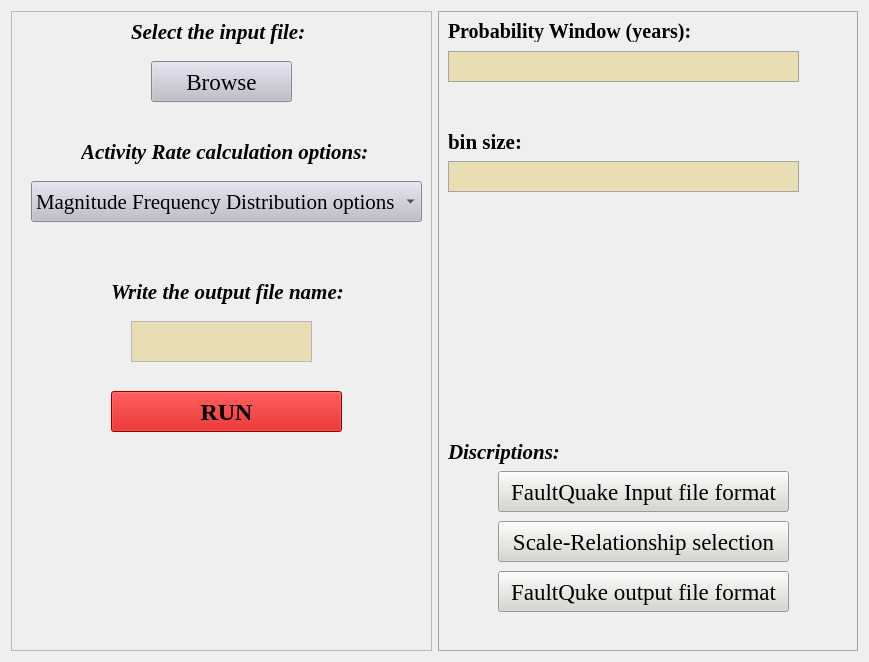
The window that FaultQuake.ui (GeoSignalAnalysis/FaultQuake) describes before a commit, drawn with Qt 5.
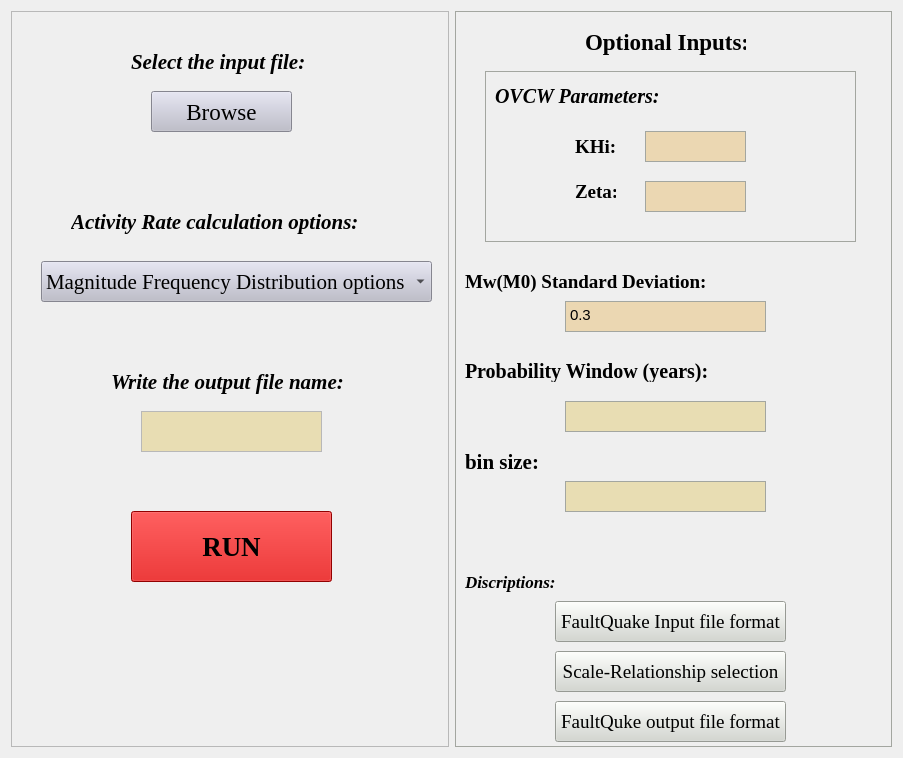
The same window after the commit.

What changed in the file:
```diff
--- a/FaultQuake.ui
+++ b/FaultQuake.ui
@@ -6,8 +6,8 @@
    <rect>
     <x>0</x>
     <y>0</y>
-    <width>869</width>
-    <height>662</height>
+    <width>903</width>
+    <height>758</height>
    </rect>
   </property>
   <property name="windowTitle">
@@ -63,7 +63,7 @@
       <property name="geometry">
        <rect>
         <x>140</x>
-        <y>50</y>
+        <y>80</y>
         <width>141</width>
         <height>41</height>
        </rect>
@@ -525,10 +525,10 @@
      <widget class="QPushButton" name="pushButton_2">
       <property name="geometry">
        <rect>
-        <x>100</x>
-        <y>380</y>
-        <width>231</width>
-        <height>41</height>
+        <x>120</x>
+        <y>500</y>
+        <width>201</width>
+        <height>71</height>
        </rect>
       </property>
       <property name="palette">
@@ -976,7 +976,7 @@
       <property name="font">
        <font>
         <family>Times New Roman</family>
-        <pointsize>18</pointsize>
+        <pointsize>20</pointsize>
         <weight>75</weight>
         <bold>true</bold>
        </font>
@@ -988,8 +988,8 @@
      <widget class="QComboBox" name="comboBox">
       <property name="geometry">
        <rect>
-        <x>20</x>
-        <y>170</y>
+        <x>30</x>
+        <y>250</y>
         <width>391</width>
         <height>41</height>
        </rect>
@@ -1464,8 +1464,8 @@
      <widget class="QLabel" name="label">
       <property name="geometry">
        <rect>
-        <x>70</x>
-        <y>120</y>
+        <x>60</x>
+        <y>190</y>
         <width>291</width>
         <height>41</height>
        </rect>
@@ -1496,7 +1496,7 @@
       <property name="geometry">
        <rect>
         <x>120</x>
-        <y>0</y>
+        <y>30</y>
         <width>181</width>
         <height>41</height>
        </rect>
@@ -1527,7 +1527,7 @@
       <property name="geometry">
        <rect>
         <x>100</x>
-        <y>260</y>
+        <y>350</y>
         <width>241</width>
         <height>41</height>
        </rect>
@@ -1557,8 +1557,8 @@
      <widget class="QTextEdit" name="textEdit">
       <property name="geometry">
        <rect>
-        <x>120</x>
-        <y>310</y>
+        <x>130</x>
+        <y>400</y>
         <width>181</width>
         <height>41</height>
        </rect>
@@ -2084,7 +2084,7 @@
       <property name="geometry">
        <rect>
         <x>10</x>
-        <y>110</y>
+        <y>430</y>
         <width>81</width>
         <height>41</height>
        </rect>
@@ -2115,7 +2115,7 @@
       <property name="geometry">
        <rect>
         <x>10</x>
-        <y>10</y>
+        <y>350</y>
         <width>261</width>
         <height>21</height>
        </rect>
@@ -2146,15 +2146,15 @@
       <property name="geometry">
        <rect>
         <x>10</x>
-        <y>420</y>
-        <width>121</width>
+        <y>550</y>
+        <width>91</width>
         <height>41</height>
        </rect>
       </property>
       <property name="font">
        <font>
         <family>Times New Roman</family>
-        <pointsize>16</pointsize>
+        <pointsize>13</pointsize>
         <weight>75</weight>
         <italic>true</italic>
         <bold>true</bold>
@@ -2176,9 +2176,9 @@
      <widget class="QTextEdit" name="textEdit_3">
       <property name="geometry">
        <rect>
-        <x>10</x>
-        <y>40</y>
-        <width>351</width>
+        <x>110</x>
+        <y>390</y>
+        <width>201</width>
         <height>31</height>
        </rect>
       </property>
@@ -2219,13 +2219,20 @@
         </disabled>
        </palette>
       </property>
+      <property name="html">
+       <string>&lt;!DOCTYPE HTML PUBLIC &quot;-//W3C//DTD HTML 4.0//EN&quot; &quot;http://www.w3.org/TR/REC-html40/strict.dtd&quot;&gt;
+&lt;html&gt;&lt;head&gt;&lt;meta name=&quot;qrichtext&quot; content=&quot;1&quot; /&gt;&lt;style type=&quot;text/css&quot;&gt;
+p, li { white-space: pre-wrap; }
+&lt;/style&gt;&lt;/head&gt;&lt;body style=&quot; font-family:'Ubuntu'; font-size:11pt; font-weight:400; font-style:normal;&quot;&gt;
+&lt;p style=&quot;-qt-paragraph-type:empty; margin-top:0px; margin-bottom:0px; margin-left:0px; margin-right:0px; -qt-block-indent:0; text-indent:0px;&quot;&gt;&lt;br /&gt;&lt;/p&gt;&lt;/body&gt;&lt;/html&gt;</string>
+      </property>
      </widget>
      <widget class="QTextEdit" name="textEdit_4">
       <property name="geometry">
        <rect>
-        <x>10</x>
-        <y>150</y>
-        <width>351</width>
+        <x>110</x>
+        <y>470</y>
+        <width>201</width>
         <height>31</height>
        </rect>
       </property>
@@ -2270,16 +2277,16 @@
      <widget class="QPushButton" name="pushButton_3">
       <property name="geometry">
        <rect>
-        <x>60</x>
-        <y>460</y>
-        <width>291</width>
+        <x>100</x>
+        <y>590</y>
+        <width>231</width>
         <height>41</height>
        </rect>
       </property>
       <property name="font">
        <font>
         <family>Times New Roman</family>
-        <pointsize>17</pointsize>
+        <pointsize>14</pointsize>
         <weight>50</weight>
         <bold>false</bold>
        </font>
@@ -2291,16 +2298,16 @@
      <widget class="QPushButton" name="pushButton_5">
       <property name="geometry">
        <rect>
-        <x>60</x>
-        <y>510</y>
-        <width>291</width>
+        <x>100</x>
+        <y>640</y>
+        <width>231</width>
         <height>41</height>
        </rect>
       </property>
       <property name="font">
        <font>
         <family>Times New Roman</family>
-        <pointsize>17</pointsize>
+        <pointsize>14</pointsize>
         <weight>50</weight>
         <bold>false</bold>
        </font>
@@ -2312,16 +2319,16 @@
      <widget class="QPushButton" name="pushButton_6">
       <property name="geometry">
        <rect>
-        <x>60</x>
-        <y>560</y>
-        <width>291</width>
+        <x>100</x>
+        <y>690</y>
+        <width>231</width>
         <height>41</height>
        </rect>
       </property>
       <property name="font">
        <font>
         <family>Times New Roman</family>
-        <pointsize>17</pointsize>
+        <pointsize>14</pointsize>
         <weight>50</weight>
         <bold>false</bold>
        </font>
@@ -2330,6 +2337,165 @@
        <string>FaultQuke output file format</string>
       </property>
      </widget>
+     <widget class="QFrame" name="frame_3">
+      <property name="geometry">
+       <rect>
+        <x>30</x>
+        <y>60</y>
+        <width>371</width>
+        <height>171</height>
+       </rect>
+      </property>
+      <property name="frameShape">
+       <enum>QFrame::StyledPanel</enum>
+      </property>
+      <property name="frameShadow">
+       <enum>QFrame::Raised</enum>
+      </property>
+      <widget class="QLabel" name="label_8">
+       <property name="geometry">
+        <rect>
+         <x>10</x>
+         <y>10</y>
+         <width>171</width>
+         <height>31</height>
+        </rect>
+       </property>
+       <property name="font">
+        <font>
+         <family>Times New Roman</family>
+         <pointsize>15</pointsize>
+         <weight>75</weight>
+         <italic>true</italic>
+         <bold>true</bold>
+        </font>
+       </property>
+       <property name="text">
+        <string>OVCW Parameters:</string>
+       </property>
+      </widget>
+      <widget class="QTextBrowser" name="textBrowser">
+       <property name="geometry">
+        <rect>
+         <x>160</x>
+         <y>60</y>
+         <width>101</width>
+         <height>31</height>
+        </rect>
+       </property>
+      </widget>
+      <widget class="QTextBrowser" name="textBrowser_2">
+       <property name="geometry">
+        <rect>
+         <x>160</x>
+         <y>110</y>
+         <width>101</width>
+         <height>31</height>
+        </rect>
+       </property>
+      </widget>
+      <widget class="QLabel" name="label_9">
+       <property name="geometry">
+        <rect>
+         <x>90</x>
+         <y>60</y>
+         <width>51</width>
+         <height>31</height>
+        </rect>
+       </property>
+       <property name="font">
+        <font>
+         <family>Times New Roman</family>
+         <pointsize>14</pointsize>
+         <weight>75</weight>
+         <bold>true</bold>
+        </font>
+       </property>
+       <property name="text">
+        <string>KHi:</string>
+       </property>
+      </widget>
+      <widget class="QLabel" name="label_10">
+       <property name="geometry">
+        <rect>
+         <x>90</x>
+         <y>110</y>
+         <width>41</width>
+         <height>21</height>
+        </rect>
+       </property>
+       <property name="font">
+        <font>
+         <family>Times New Roman</family>
+         <pointsize>14</pointsize>
+         <weight>75</weight>
+         <bold>true</bold>
+        </font>
+       </property>
+       <property name="text">
+        <string>Zeta:</string>
+       </property>
+      </widget>
+     </widget>
+     <widget class="QLabel" name="label_7">
+      <property name="geometry">
+       <rect>
+        <x>130</x>
+        <y>10</y>
+        <width>161</width>
+        <height>41</height>
+       </rect>
+      </property>
+      <property name="font">
+       <font>
+        <family>Times New Roman</family>
+        <pointsize>17</pointsize>
+        <weight>75</weight>
+        <bold>true</bold>
+       </font>
+      </property>
+      <property name="text">
+       <string>Optional Inputs:</string>
+      </property>
+     </widget>
+     <widget class="QLabel" name="label_11">
+      <property name="geometry">
+       <rect>
+        <x>10</x>
+        <y>260</y>
+        <width>251</width>
+        <height>21</height>
+       </rect>
+      </property>
+      <property name="font">
+       <font>
+        <family>Times New Roman</family>
+        <pointsize>14</pointsize>
+        <weight>75</weight>
+        <bold>true</bold>
+       </font>
+      </property>
+      <property name="text">
+       <string>Mw(M0) Standard Deviation:</string>
+      </property>
+     </widget>
+     <widget class="QTextBrowser" name="textBrowser_3">
+      <property name="geometry">
+       <rect>
+        <x>110</x>
+        <y>290</y>
+        <width>201</width>
+        <height>31</height>
+       </rect>
+      </property>
+      <property name="html">
+       <string>&lt;!DOCTYPE HTML PUBLIC &quot;-//W3C//DTD HTML 4.0//EN&quot; &quot;http://www.w3.org/TR/REC-html40/strict.dtd&quot;&gt;
+&lt;html&gt;&lt;head&gt;&lt;meta name=&quot;qrichtext&quot; content=&quot;1&quot; /&gt;&lt;style type=&quot;text/css&quot;&gt;
+p, li { white-space: pre-wrap; }
+&lt;/style&gt;&lt;/head&gt;&lt;body style=&quot; font-family:'Ubuntu'; font-size:11pt; font-weight:400; font-style:normal;&quot;&gt;
+&lt;p style=&quot; margin-top:0px; margin-bottom:0px; margin-left:0px; margin-right:0px; -qt-block-indent:0; text-indent:0px;&quot;&gt;0.3&lt;/p&gt;&lt;/body&gt;&lt;/html&gt;</string>
+      </property>
+     </widget>
     </widget>
    </item>
   </layout>
```
